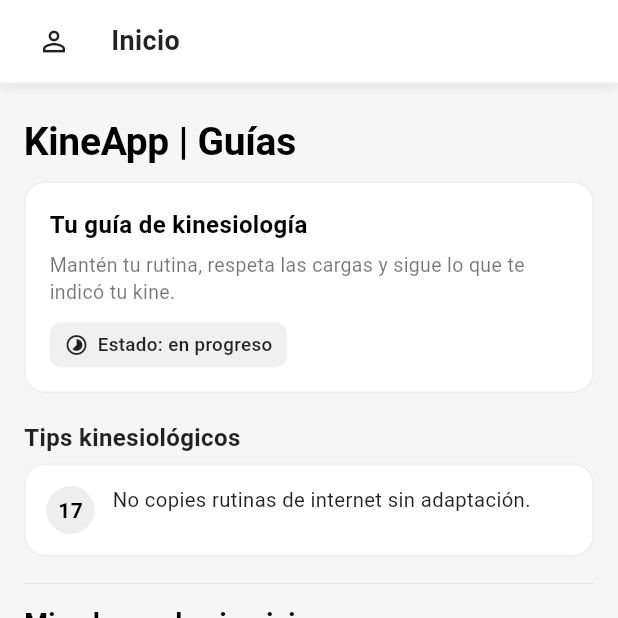
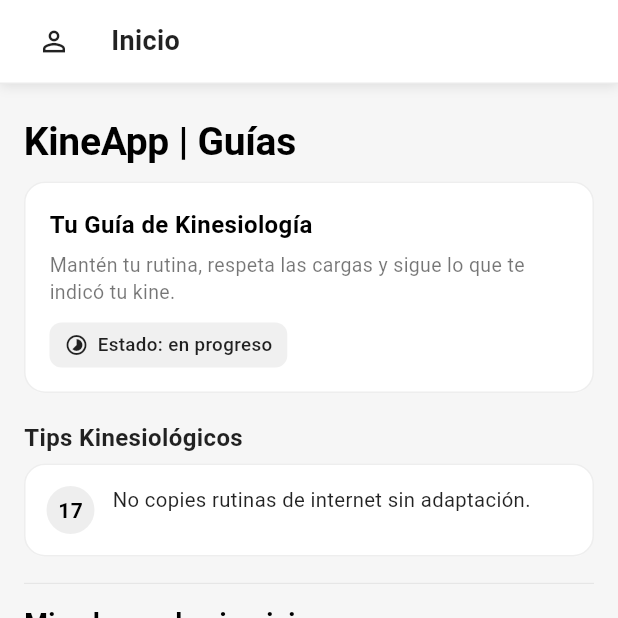
Before and after one commit to Adonisnu4/kine_app, a Flutter app: the screen it shows once a user with an empty profile is signed in, on a phone screen of 412 x 824 dp, the top half of it. Run offline on Flutter 3.47's test engine with Material 3 defaults, Android fonts, the phone set to English and light mode, and no system bars; our stand-ins replace cloud_firestore, file_picker, firebase_auth, firebase_core, google_sign_in, supabase_flutter and 2 more; missing offline and left inert: flutter_facebook_auth; accounts and stored records are empty.

Commit message:
update card de tips
se aumentó el tiempo de 5 a 10 segundos entre tips

```diff
--- a/lib/features/index.dart
+++ b/lib/features/index.dart
@@ -81,7 +81,7 @@ class _IndexState extends State<Index> {
     _reloadPlans();
 
     // timer para cambiar tip
-    _tipTimer = Timer.periodic(const Duration(seconds: 5), (_) {
+    _tipTimer = Timer.periodic(const Duration(seconds: 10), (_) {
       if (!mounted) return;
       setState(() {
         _currentTipIndex = _getNextRandomIndex(_currentTipIndex);
@@ -154,7 +154,7 @@ class _IndexState extends State<Index> {
               const Padding(
                 padding: EdgeInsets.fromLTRB(16, 18, 16, 6),
                 child: Text(
-                  'Tips kinesiológicos',
+                  'Tips Kinesiológicos',
                   style: TextStyle(
                     fontSize: 16,
                     fontWeight: FontWeight.w600,
@@ -385,7 +385,7 @@ class _HealthGuideSection extends StatelessWidget {
         crossAxisAlignment: CrossAxisAlignment.start,
         children: [
           const Text(
-            'Tu guía de kinesiología',
+            'Tu Guía de Kinesiología',
             style: TextStyle(
               fontSize: 16,
               fontWeight: FontWeight.w600,
```
